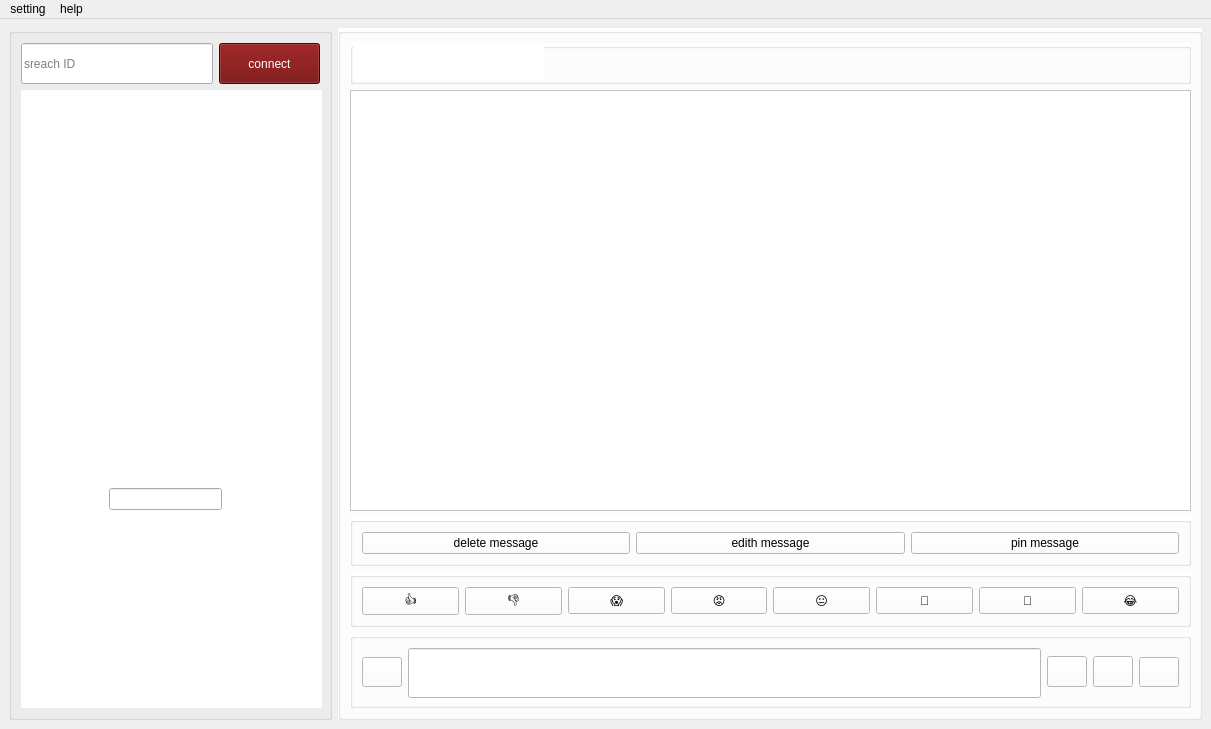
Above: chatroom.ui from Pourya231/converso before the change. Below: the same form after it.
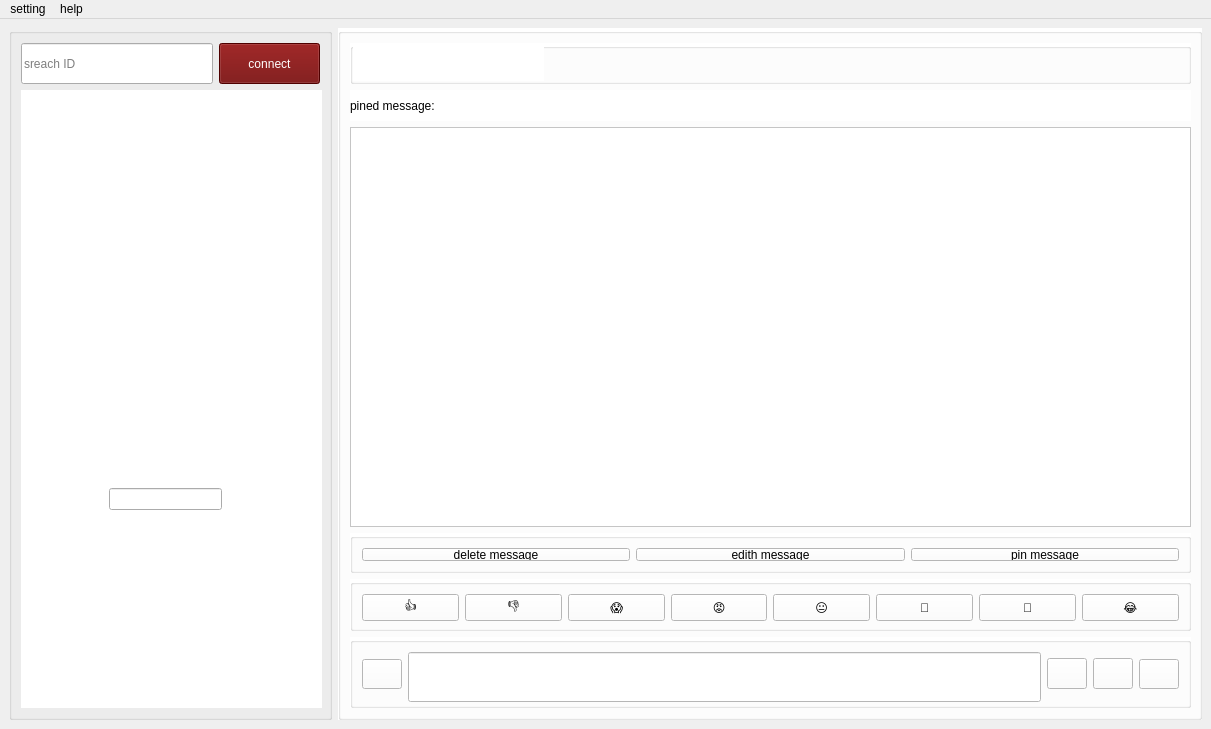
That is the form after the change. Icons and pictures are not drawn.

Commit message: pin message is on demo

What changed in the file:
```diff
--- a/chatroom.ui
+++ b/chatroom.ui
@@ -163,6 +163,25 @@
         </widget>
        </item>
        <item row="1" column="0">
+        <widget class="QLabel" name="label_2">
+         <property name="minimumSize">
+          <size>
+           <width>841</width>
+           <height>31</height>
+          </size>
+         </property>
+         <property name="styleSheet">
+          <string notr="true">background-image: url(:/new/prefix1/chatbackground_light.png);
+
+font: 18pt &quot;MS Shell Dlg 2&quot;;
+color: rgb(0, 0, 0);</string>
+         </property>
+         <property name="text">
+          <string>pined message:</string>
+         </property>
+        </widget>
+       </item>
+       <item row="2" column="0">
         <widget class="QListWidget" name="listWidget_2">
          <property name="sizePolicy">
           <sizepolicy hsizetype="Expanding" vsizetype="Expanding">
@@ -173,7 +192,7 @@
          <property name="minimumSize">
           <size>
            <width>841</width>
-           <height>421</height>
+           <height>400</height>
           </size>
          </property>
          <property name="styleSheet">
@@ -184,7 +203,7 @@
          </property>
         </widget>
        </item>
-       <item row="2" column="0">
+       <item row="3" column="0">
         <widget class="QGroupBox" name="groupBox_6">
          <property name="minimumSize">
           <size>
@@ -235,7 +254,7 @@
          </layout>
         </widget>
        </item>
-       <item row="3" column="0">
+       <item row="4" column="0">
         <widget class="QGroupBox" name="groupBox_4">
          <property name="minimumSize">
           <size>
@@ -393,7 +412,7 @@
          </layout>
         </widget>
        </item>
-       <item row="4" column="0">
+       <item row="5" column="0">
         <widget class="QGroupBox" name="groupBox_3">
          <property name="minimumSize">
           <size>
```
Left out of the diff: 2 changed lines with no effect on the pictures. The commit also changes 9 other files.
